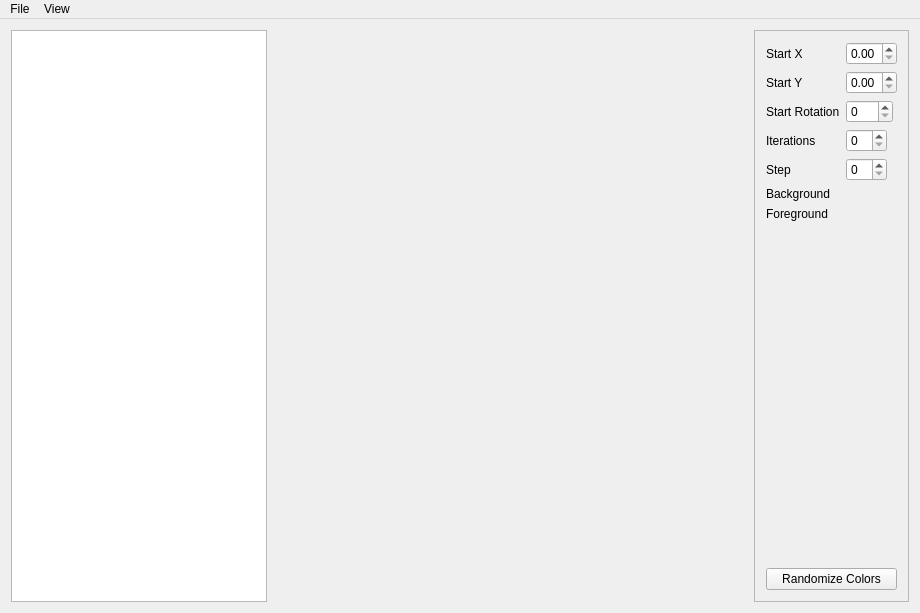
osmehlik/l-systems-vis, file mainwindow.ui: the form before one commit.
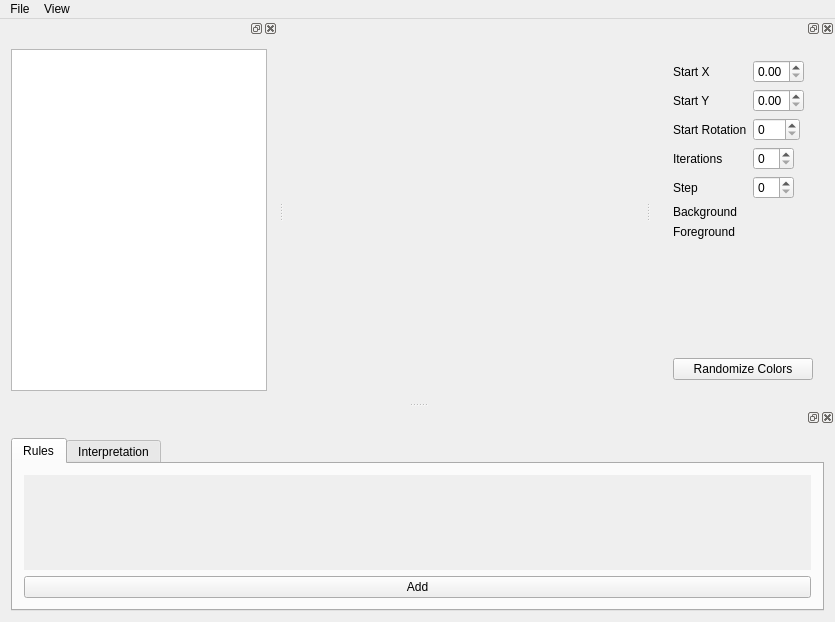
The form after the commit. Custom widgets are drawn as their Qt base class.

Commit message: Uses dockable windows, added some basic rules editor GUI (#1), does not work yet.

What changed in the file:
```diff
--- a/mainwindow.ui
+++ b/mainwindow.ui
@@ -9,8 +9,8 @@
    <rect>
     <x>0</x>
     <y>0</y>
-    <width>920</width>
-    <height>613</height>
+    <width>835</width>
+    <height>622</height>
    </rect>
   </property>
   <property name="sizePolicy">
@@ -19,84 +19,188 @@
     <verstretch>0</verstretch>
    </sizepolicy>
   </property>
+  <property name="minimumSize">
+   <size>
+    <width>800</width>
+    <height>600</height>
+   </size>
+  </property>
   <property name="windowTitle">
    <string>L-Systems Vis</string>
   </property>
   <widget class="QWidget" name="centralWidget">
    <property name="sizePolicy">
-    <sizepolicy hsizetype="Maximum" vsizetype="Maximum">
+    <sizepolicy hsizetype="Expanding" vsizetype="Expanding">
      <horstretch>0</horstretch>
      <verstretch>0</verstretch>
     </sizepolicy>
    </property>
    <property name="minimumSize">
     <size>
-     <width>0</width>
-     <height>0</height>
+     <width>320</width>
+     <height>240</height>
     </size>
    </property>
-   <layout class="QHBoxLayout" name="horizontalLayout">
-    <item>
-     <widget class="QTreeView" name="treeView">
+  </widget>
+  <widget class="QMenuBar" name="menuBar">
+   <property name="geometry">
+    <rect>
+     <x>0</x>
+     <y>0</y>
+     <width>835</width>
+     <height>22</height>
+    </rect>
+   </property>
+   <widget class="QMenu" name="menuFile">
+    <property name="title">
+     <string>File</string>
+    </property>
+    <addaction name="actionOpen"/>
+    <addaction name="actionSaveAs"/>
+   </widget>
+   <widget class="QMenu" name="menuView">
+    <property name="title">
+     <string>View</string>
+    </property>
+    <addaction name="actionShowHideBrowser"/>
+    <addaction name="actionShowHideProperties"/>
+    <addaction name="actionShowHideRules"/>
+   </widget>
+   <addaction name="menuFile"/>
+   <addaction name="menuView"/>
+  </widget>
+  <widget class="QDockWidget" name="rulesEditorDockWidget">
       <property name="sizePolicy">
-       <sizepolicy hsizetype="Minimum" vsizetype="Expanding">
+    <sizepolicy hsizetype="Expanding" vsizetype="Expanding">
         <horstretch>0</horstretch>
         <verstretch>0</verstretch>
        </sizepolicy>
       </property>
       <property name="minimumSize">
-       <size>
-        <width>0</width>
-        <height>0</height>
-       </size>
-      </property>
-      <property name="baseSize">
        <size>
         <width>256</width>
-        <height>0</height>
-       </size>
-      </property>
-     </widget>
-    </item>
-    <item>
-     <widget class="LSystemView" name="lSystemView" native="true">
+     <height>214</height>
+    </size>
+   </property>
+   <attribute name="dockWidgetArea">
+    <number>8</number>
+   </attribute>
+   <widget class="QWidget" name="rulesEditorDockWidgetContents">
       <property name="sizePolicy">
        <sizepolicy hsizetype="Expanding" vsizetype="Expanding">
         <horstretch>0</horstretch>
         <verstretch>0</verstretch>
        </sizepolicy>
       </property>
-     </widget>
-    </item>
+    <layout class="QVBoxLayout" name="verticalLayout_4">
     <item>
-     <widget class="QFrame" name="parameters">
+      <widget class="QTabWidget" name="tabWidget">
+       <property name="currentIndex">
+        <number>0</number>
+       </property>
+       <widget class="QWidget" name="tabRules">
+        <attribute name="title">
+         <string>Rules</string>
+        </attribute>
+        <layout class="QVBoxLayout" name="verticalLayout_5">
+         <item>
+          <widget class="QScrollArea" name="scrollArea">
       <property name="sizePolicy">
-       <sizepolicy hsizetype="Minimum" vsizetype="Expanding">
+            <sizepolicy hsizetype="Expanding" vsizetype="Expanding">
         <horstretch>0</horstretch>
         <verstretch>0</verstretch>
        </sizepolicy>
       </property>
-      <property name="minimumSize">
-       <size>
-        <width>128</width>
-        <height>0</height>
-       </size>
-      </property>
-      <property name="baseSize">
-       <size>
-        <width>128</width>
-        <height>256</height>
-       </size>
-      </property>
       <property name="frameShape">
-       <enum>QFrame::StyledPanel</enum>
-      </property>
-      <property name="frameShadow">
-       <enum>QFrame::Raised</enum>
+            <enum>QFrame::NoFrame</enum>
+           </property>
+           <property name="widgetResizable">
+            <bool>true</bool>
+           </property>
+           <widget class="RulesEditorWidget" name="rulesEditorWidget">
+            <property name="geometry">
+             <rect>
+              <x>0</x>
+              <y>0</y>
+              <width>765</width>
+              <height>79</height>
+             </rect>
+            </property>
+            <property name="sizePolicy">
+             <sizepolicy hsizetype="Expanding" vsizetype="Expanding">
+              <horstretch>0</horstretch>
+              <verstretch>0</verstretch>
+             </sizepolicy>
+            </property>
+           </widget>
+          </widget>
+         </item>
+         <item>
+          <widget class="QPushButton" name="addRuleButton">
+           <property name="text">
+            <string>Add</string>
+           </property>
+          </widget>
+         </item>
+        </layout>
+       </widget>
+       <widget class="QWidget" name="tabInterpretation">
+        <attribute name="title">
+         <string>Interpretation</string>
+        </attribute>
+       </widget>
+      </widget>
+     </item>
+    </layout>
+   </widget>
+  </widget>
+  <widget class="QDockWidget" name="parametersDockWidget">
+   <property name="sizePolicy">
+    <sizepolicy hsizetype="Expanding" vsizetype="Expanding">
+     <horstretch>0</horstretch>
+     <verstretch>0</verstretch>
+    </sizepolicy>
+   </property>
+   <property name="minimumSize">
+    <size>
+     <width>184</width>
+     <height>302</height>
+    </size>
+   </property>
+   <attribute name="dockWidgetArea">
+    <number>2</number>
+   </attribute>
+   <widget class="QWidget" name="parametersDockWidgetContents">
+    <property name="sizePolicy">
+     <sizepolicy hsizetype="Expanding" vsizetype="Expanding">
+      <horstretch>0</horstretch>
+      <verstretch>0</verstretch>
+     </sizepolicy>
       </property>
       <layout class="QVBoxLayout" name="verticalLayout">
        <item>
+      <widget class="QFrame" name="parameters">
+       <property name="sizePolicy">
+        <sizepolicy hsizetype="Expanding" vsizetype="Expanding">
+         <horstretch>0</horstretch>
+         <verstretch>0</verstretch>
+        </sizepolicy>
+       </property>
+       <property name="minimumSize">
+        <size>
+         <width>160</width>
+         <height>256</height>
+        </size>
+       </property>
+       <property name="frameShape">
+        <enum>QFrame::NoFrame</enum>
+       </property>
+       <layout class="QVBoxLayout" name="verticalLayout_3">
+        <item>
         <layout class="QFormLayout" name="formLayout">
+          <property name="sizeConstraint">
+           <enum>QLayout::SetMaximumSize</enum>
+          </property>
          <property name="fieldGrowthPolicy">
           <enum>QFormLayout::FieldsStayAtSizeHint</enum>
          </property>
@@ -190,6 +294,19 @@
          </item>
         </layout>
        </item>
+        <item>
+         <spacer name="verticalSpacer">
+          <property name="orientation">
+           <enum>Qt::Vertical</enum>
+          </property>
+          <property name="sizeHint" stdset="0">
+           <size>
+            <width>20</width>
+            <height>54</height>
+           </size>
+          </property>
+         </spacer>
+        </item>
        <item>
         <widget class="QPushButton" name="randomizeButton">
          <property name="text">
@@ -202,31 +319,58 @@
     </item>
    </layout>
   </widget>
-  <widget class="QMenuBar" name="menuBar">
-   <property name="geometry">
-    <rect>
-     <x>0</x>
-     <y>0</y>
-     <width>920</width>
-     <height>22</height>
-    </rect>
+  </widget>
+  <widget class="QDockWidget" name="directoryBrowserDockWidget">
+   <property name="sizePolicy">
+    <sizepolicy hsizetype="Expanding" vsizetype="Expanding">
+     <horstretch>0</horstretch>
+     <verstretch>0</verstretch>
+    </sizepolicy>
    </property>
-   <widget class="QMenu" name="menuFile">
-    <property name="title">
-     <string>File</string>
-    </property>
-    <addaction name="actionOpen"/>
-    <addaction name="actionSaveAs"/>
-   </widget>
-   <widget class="QMenu" name="menuView">
-    <property name="title">
-     <string>View</string>
+   <property name="minimumSize">
+    <size>
+     <width>160</width>
+     <height>256</height>
+    </size>
+   </property>
+   <attribute name="dockWidgetArea">
+    <number>1</number>
+   </attribute>
+   <widget class="QWidget" name="dockWidgetContents_4">
+    <property name="sizePolicy">
+     <sizepolicy hsizetype="Expanding" vsizetype="Expanding">
+      <horstretch>0</horstretch>
+      <verstretch>0</verstretch>
+     </sizepolicy>
     </property>
-    <addaction name="actionShowHideBrowser"/>
-    <addaction name="actionShowHideProperties"/>
-   </widget>
-   <addaction name="menuFile"/>
-   <addaction name="menuView"/>
+    <property name="minimumSize">
+     <size>
+      <width>0</width>
+      <height>128</height>
+     </size>
+    </property>
+    <layout class="QVBoxLayout" name="verticalLayout_2">
+     <property name="sizeConstraint">
+      <enum>QLayout::SetMaximumSize</enum>
+     </property>
+     <item>
+      <widget class="QTreeView" name="treeView">
+       <property name="sizePolicy">
+        <sizepolicy hsizetype="Expanding" vsizetype="Expanding">
+         <horstretch>0</horstretch>
+         <verstretch>0</verstretch>
+        </sizepolicy>
+       </property>
+       <property name="minimumSize">
+        <size>
+         <width>128</width>
+         <height>128</height>
+        </size>
+       </property>
+      </widget>
+     </item>
+    </layout>
+   </widget>
   </widget>
   <action name="actionOpen">
    <property name="text">
@@ -266,6 +410,12 @@
    <header>colorwidget.h</header>
    <container>1</container>
   </customwidget>
+  <customwidget>
+   <class>RulesEditorWidget</class>
+   <extends>QWidget</extends>
+   <header>ruleseditorwidget.h</header>
+   <container>1</container>
+  </customwidget>
  </customwidgets>
  <resources/>
  <connections/>
```
Left out of the diff: 7 changed lines with no effect on the pictures. Lines whose indentation alone changed are shown as unchanged. The commit also changes 9 other files.
